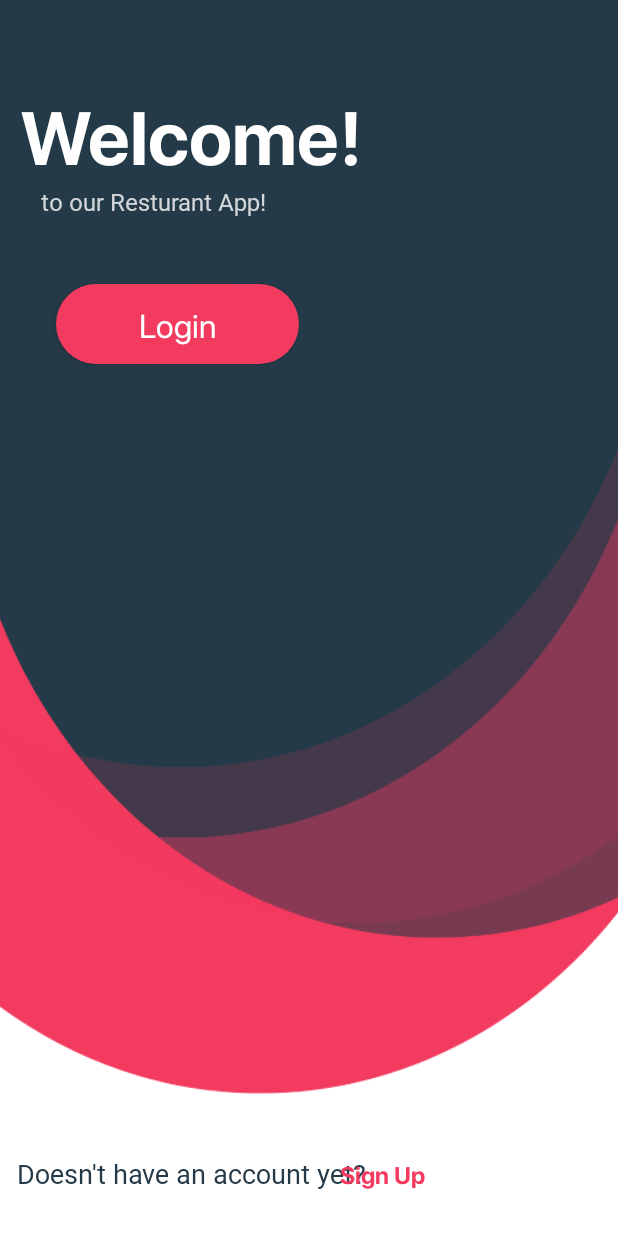
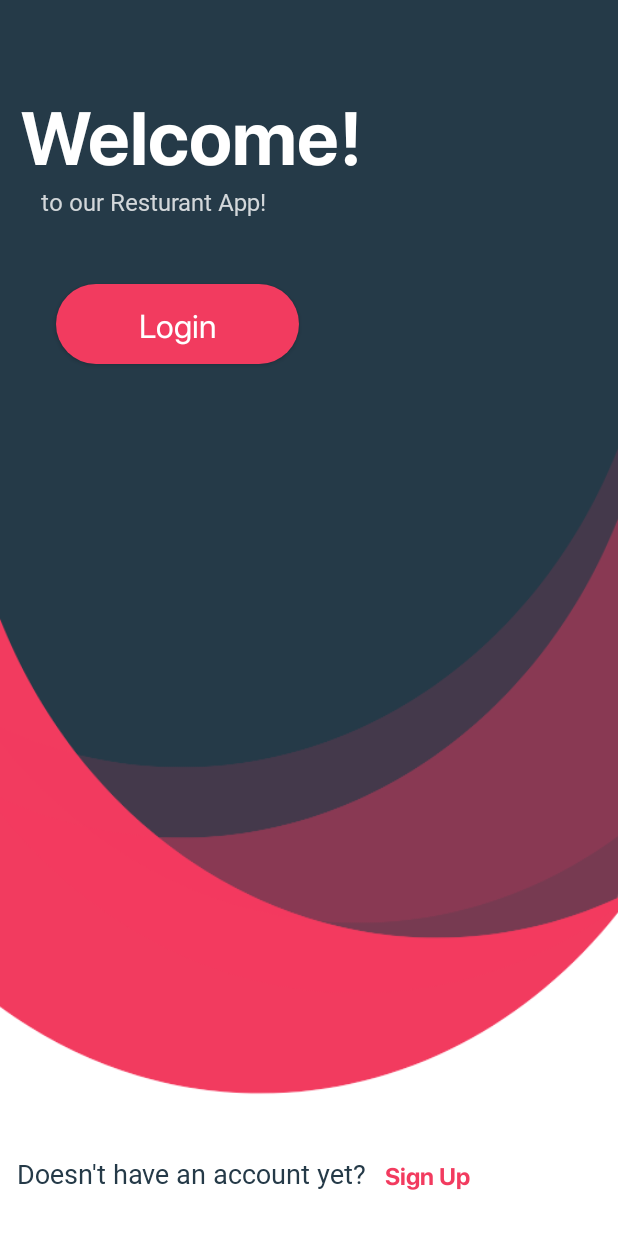
Before and after one commit to MohamedMedhat21/Restaurant-App, an Android app: the screen it shows after launch (WelcomeActivity), on a phone screen of 412 x 824 dp. Run offline under Robolectric (Android 15) with nearby library versions, the phone set to English and light mode, and no system bars.

Commit message:
fixing signup button position

```diff
--- a/RestaurantApp/app/src/main/res/layout/activity_welcome.xml
+++ b/RestaurantApp/app/src/main/res/layout/activity_welcome.xml
@@ -13,8 +13,8 @@
         android:layout_height="wrap_content"
         android:layout_marginStart="11dp"
         android:layout_marginBottom="29dp"
+        android:fontFamily="@font/light"
         android:text="Doesn't have an account yet?"
-        android:fontFamily="@font/light"
         android:textColor="@color/gray"
         android:textSize="18sp"
         app:layout_constraintBottom_toBottomOf="parent"
@@ -25,21 +25,25 @@
         style="?android:attr/borderlessButtonStyle"
         android:layout_width="wrap_content"
         android:layout_height="wrap_content"
-        android:layout_marginEnd="113dp"
+        android:layout_marginEnd="52dp"
+        android:layout_marginBottom="16dp"
+        android:fontFamily="@font/bold"
         android:text="Sign Up"
-        android:fontFamily="@font/bold"
+        android:textAlignment="textStart"
+        android:textAllCaps="false"
+        android:textColor="@color/red"
         android:textSize="16sp"
-        android:textColor="@color/red"
-        android:textAllCaps="false"
-        app:layout_constraintBaseline_toBaselineOf="@+id/textView2"
-        app:layout_constraintEnd_toEndOf="parent" />
+        app:layout_constraintBottom_toBottomOf="parent"
+        app:layout_constraintEnd_toEndOf="parent"
+        app:layout_constraintHorizontal_bias="0.0"
+        app:layout_constraintStart_toEndOf="@+id/textView2" />
 
     <TextView
         android:id="@+id/textView3"
         android:layout_width="wrap_content"
         android:layout_height="wrap_content"
+        android:fontFamily="@font/bold"
         android:text="Welcome!"
-        android:fontFamily="@font/bold"
         android:textColor="@color/white"
         android:textSize="50sp"
         app:layout_constraintBottom_toBottomOf="parent"
@@ -70,11 +74,11 @@
         android:layout_width="162dp"
         android:layout_height="53dp"
         android:background="@drawable/button"
+        android:fontFamily="@font/regular"
         android:text="Login"
+        android:textAllCaps="false"
+        android:textColor="@color/white"
         android:textSize="22sp"
-        android:textColor="@color/white"
-        android:fontFamily="@font/regular"
-        android:textAllCaps="false"
         app:layout_constraintBottom_toTopOf="@+id/textView2"
         app:layout_constraintEnd_toEndOf="parent"
         app:layout_constraintHorizontal_bias="0.148"
```
Also changed, not shown: RestaurantApp/app/src/main/res/layout/activity_main.xml (+5 -3 lines).
